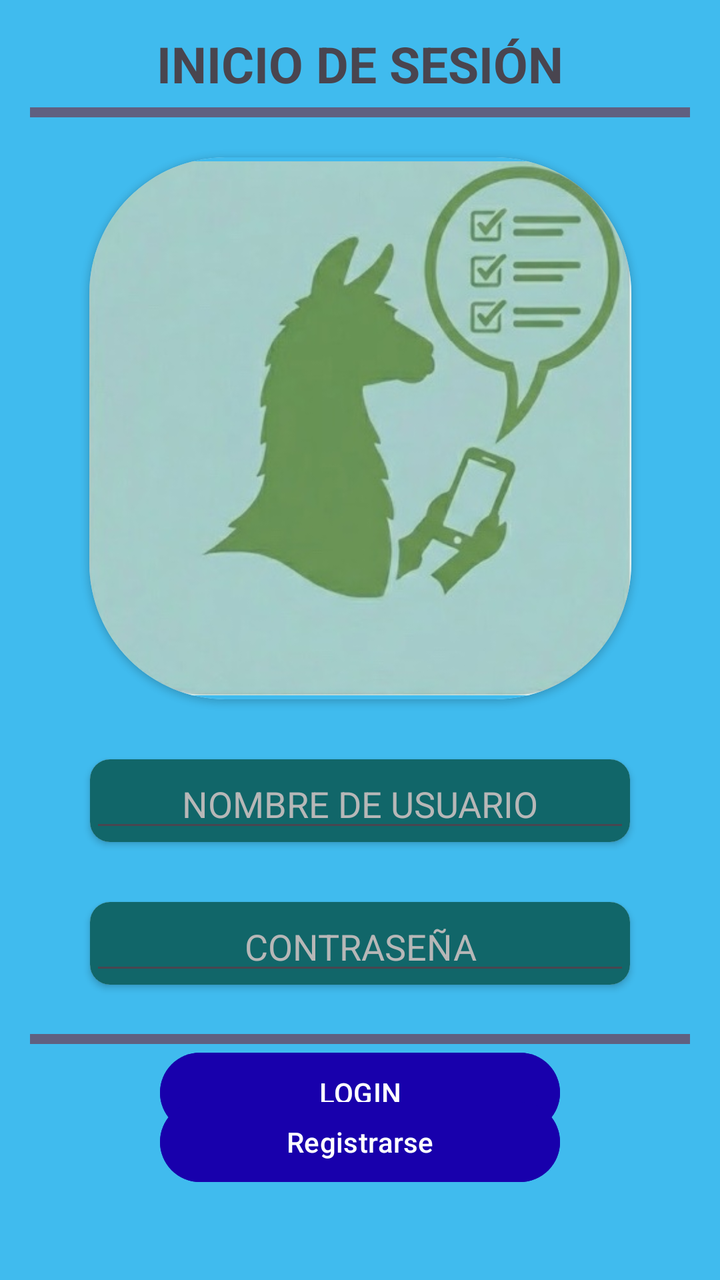
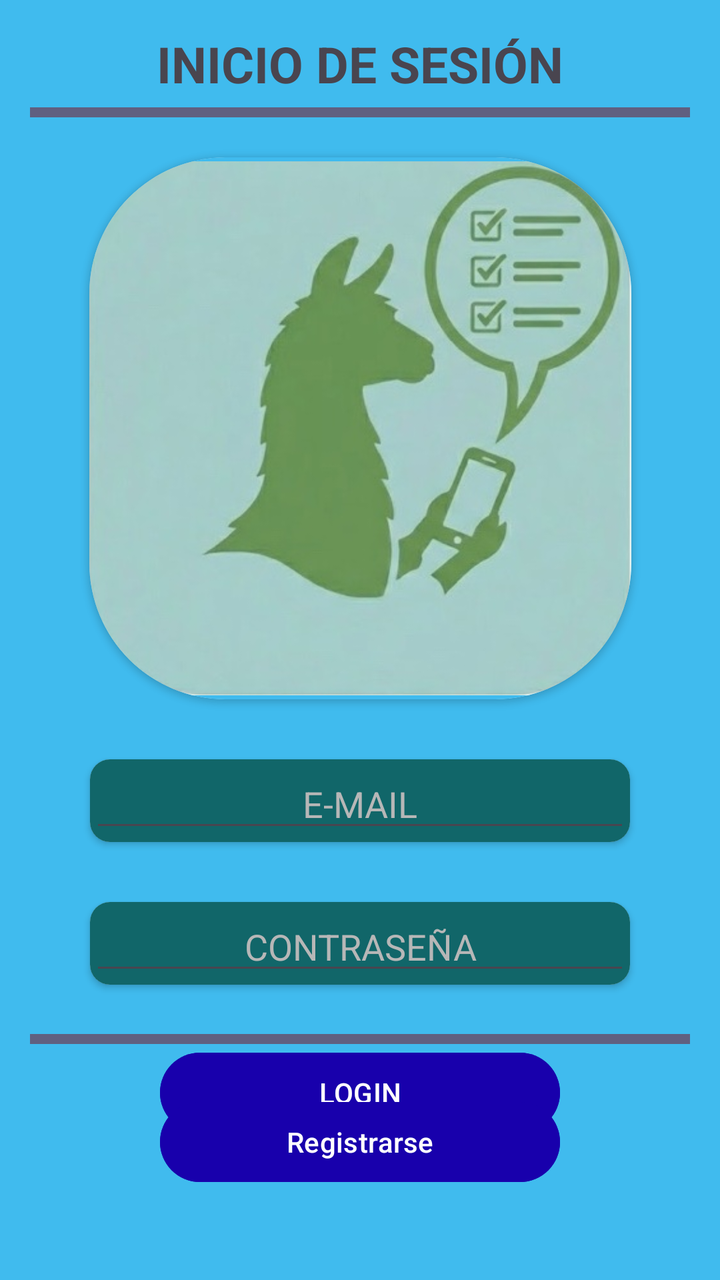

Screens rendered from an Android XML layout before and after an edit, with the pre-edit source and the edit as a unified diff.
<!-- AndroidManifest.xml: application theme Theme.SuperSexiBoys -->
<!-- res/layout/activity_main.xml -->
<?xml version="1.0" encoding="utf-8"?>
<androidx.constraintlayout.widget.ConstraintLayout xmlns:android="http://schemas.android.com/apk/res/android"
    xmlns:app="http://schemas.android.com/apk/res-auto"
    xmlns:tools="http://schemas.android.com/tools"
    android:id="@+id/main"
    android:background="@color/celeste"
    android:layout_width="match_parent"
    android:layout_height="match_parent"
    android:padding="15dp"
    tools:context=".MainActivity">

    <TextView
        android:id="@+id/logintext"
        android:layout_width="match_parent"
        android:gravity="center"
        android:layout_height="wrap_content"
        android:text="@string/inicio_de_sesion"
        android:textSize="25sp"
        android:textStyle="bold"
        app:layout_constraintEnd_toEndOf="parent"
        app:layout_constraintStart_toStartOf="parent"
        app:layout_constraintTop_toTopOf="parent" />

    <TextView
        android:id="@+id/linea"
        android:layout_width="match_parent"
        android:layout_height="5dp"
        android:layout_marginTop="5dp"
        android:layout_marginBottom="5dp"
        app:layout_constraintTop_toBottomOf="@+id/logintext"
        android:background="@color/plomo_oscuro"/>

    <androidx.cardview.widget.CardView
        android:layout_marginTop="20dp"
        android:id="@+id/logoApp"
        android:layout_width="wrap_content"
        android:layout_height="wrap_content"
        app:layout_constraintTop_toBottomOf="@+id/linea"
        app:layout_constraintStart_toStartOf="parent"
        app:layout_constraintEnd_toEndOf="parent"
        app:cardCornerRadius="68dp">
        <LinearLayout
            android:layout_width="271dp"
            android:gravity="center"
            android:background="@color/celeste"
            android:layout_height="271dp">
            <ImageView
                android:layout_width="273dp"
                android:layout_height="273dp"
                android:src="@drawable/logollama" />
        </LinearLayout>
    </androidx.cardview.widget.CardView>
    
    <androidx.cardview.widget.CardView
        android:id="@+id/loginUsuario"
        android:layout_width="match_parent"
        android:layout_margin="30dp"
        android:background="@color/black"
        app:layout_constraintTop_toBottomOf="@+id/logoApp"
        app:layout_constraintStart_toStartOf="parent"
        app:layout_constraintEnd_toEndOf="parent"
        app:cardCornerRadius="10dp"
        android:layout_height="wrap_content">
        <LinearLayout
            android:layout_width="match_parent"
            android:layout_height="wrap_content"
            android:background="@color/verde_oscuro">
            <EditText
                android:id="@+id/editEmail"
                android:layout_width="match_parent"
                android:textColorHint="@color/plomo"
                android:hint="@string/nombre_de_usuario"
                android:gravity="center"
                android:textColor="@color/white"
                android:layout_height="wrap_content"/>
        </LinearLayout>
    </androidx.cardview.widget.CardView>
    <androidx.cardview.widget.CardView
        android:id="@+id/login_contrasena"
        android:layout_width="match_parent"
        android:background="@color/black"
        app:layout_constraintTop_toBottomOf="@+id/loginUsuario"
        app:layout_constraintStart_toStartOf="parent"
        app:layout_constraintEnd_toEndOf="parent"
        app:cardCornerRadius="10dp"
        android:layout_margin="30dp"
        android:layout_height="wrap_content">
        <LinearLayout
            android:layout_width="match_parent"
            android:layout_height="wrap_content"
            android:background="@color/verde_oscuro">
            <EditText
                android:id="@+id/editPassword"
                android:layout_width="match_parent"
                android:hint="@string/contrasenia"
                android:gravity="center"
                android:textColorHint="@color/plomo"
                android:textColor="@color/white"
                android:layout_height="wrap_content"/>
        </LinearLayout>
    </androidx.cardview.widget.CardView>
    <Button
        android:id="@+id/loginButton"
        android:layout_width="200dp"
        android:layout_height="wrap_content"
        android:text="LOGIN"
        android:backgroundTint="@color/azul_oscuro"
        android:layout_margin="30dp"
        app:layout_constraintStart_toStartOf="parent"
        app:layout_constraintEnd_toEndOf="parent"
        app:layout_constraintTop_toBottomOf="@+id/login_contrasena"/>
    <Button
        android:id="@+id/registroButton"
        android:layout_width="200dp"
        android:layout_height="wrap_content"
        android:text="@string/registrarse"
        android:backgroundTint="@color/azul_oscuro"
        android:layout_margin="30dp"
        app:layout_constraintStart_toStartOf="parent"
        app:layout_constraintEnd_toEndOf="parent"
        app:layout_constraintBottom_toBottomOf="parent"/>

    <TextView
        android:layout_width="match_parent"
        android:layout_height="5dp"
        android:layout_marginBottom="25dp"
        app:layout_constraintBottom_toTopOf="@+id/registroButton"
        android:background="@color/plomo_oscuro"/>
</androidx.constraintlayout.widget.ConstraintLayout>
<!-- resources referenced by this layout -->
<resources>
  <color name="azul_oscuro">#1800AC</color>
  <color name="black">#FF000000</color>
  <color name="celeste">#40BBEE</color>
  <color name="plomo">#B7B7B7</color>
  <color name="plomo_oscuro">#606080</color>
  <color name="verde_oscuro">#116669</color>
  <color name="white">#FFFFFFFF</color>
  <!-- drawable logollama: jpg bitmap (drawable, 30483 bytes) -->
  <string name="contrasenia">CONTRASEÑA</string>
  <string name="inicio_de_sesion">INICIO DE SESIÓN</string>
  <string name="nombre_de_usuario">NOMBRE DE USUARIO</string>
  <string name="registrarse">Registrarse</string>
  <style name="Theme.SuperSexiBoys" parent="Base.Theme.SuperSexiBoys" />
  <style name="Base.Theme.SuperSexiBoys" parent="Theme.Material3.DayNight.NoActionBar">
          
          
      </style>
</resources>

<!-- the commit's change to res/layout/activity_main.xml (unified diff, before → after) -->
@@ -69,7 +69,7 @@
                 android:id="@+id/editEmail"
                 android:layout_width="match_parent"
                 android:textColorHint="@color/plomo"
-                android:hint="@string/nombre_de_usuario"
+                android:hint="@string/e_mail"
                 android:gravity="center"
                 android:textColor="@color/white"
                 android:layout_height="wrap_content"/>
<!-- resource entries referenced after the edit -->
@@ -9,8 +9,8 @@
   <color name="white">#FFFFFFFF</color>
   <!-- drawable logollama: jpg bitmap (drawable, 30483 bytes) -->
   <string name="contrasenia">CONTRASEÑA</string>
+  <string name="e_mail">E-MAIL</string>
   <string name="inicio_de_sesion">INICIO DE SESIÓN</string>
-  <string name="nombre_de_usuario">NOMBRE DE USUARIO</string>
   <string name="registrarse">Registrarse</string>
   <style name="Theme.SuperSexiBoys" parent="Base.Theme.SuperSexiBoys" />
   <style name="Base.Theme.SuperSexiBoys" parent="Theme.Material3.DayNight.NoActionBar">
